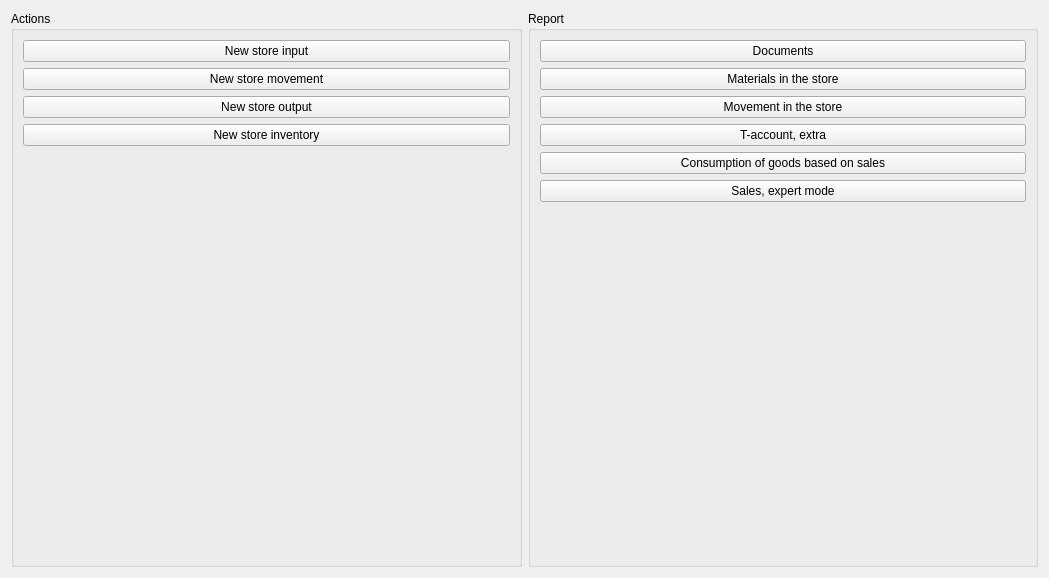
Before: the Qt Designer form FrontDesk/c5welcomepage.ui in End1-1/Cafe5, drawn with Qt 5.
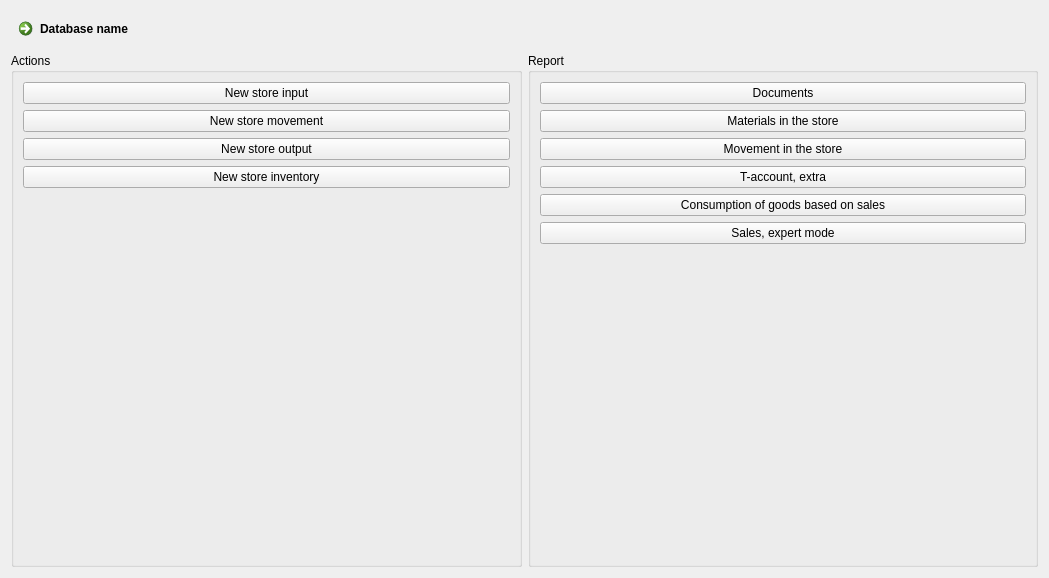
After: the same form once the commit is applied. Icons and pictures are not drawn.

Patch:
```diff
--- a/FrontDesk/c5welcomepage.ui
+++ b/FrontDesk/c5welcomepage.ui
@@ -168,6 +168,13 @@
      </layout>
     </widget>
    </item>
+   <item row="0" column="0" colspan="2">
+    <widget class="QCommandLinkButton" name="btnDatabase">
+     <property name="text">
+      <string>Database name</string>
+     </property>
+    </widget>
+   </item>
   </layout>
  </widget>
  <resources>
```
